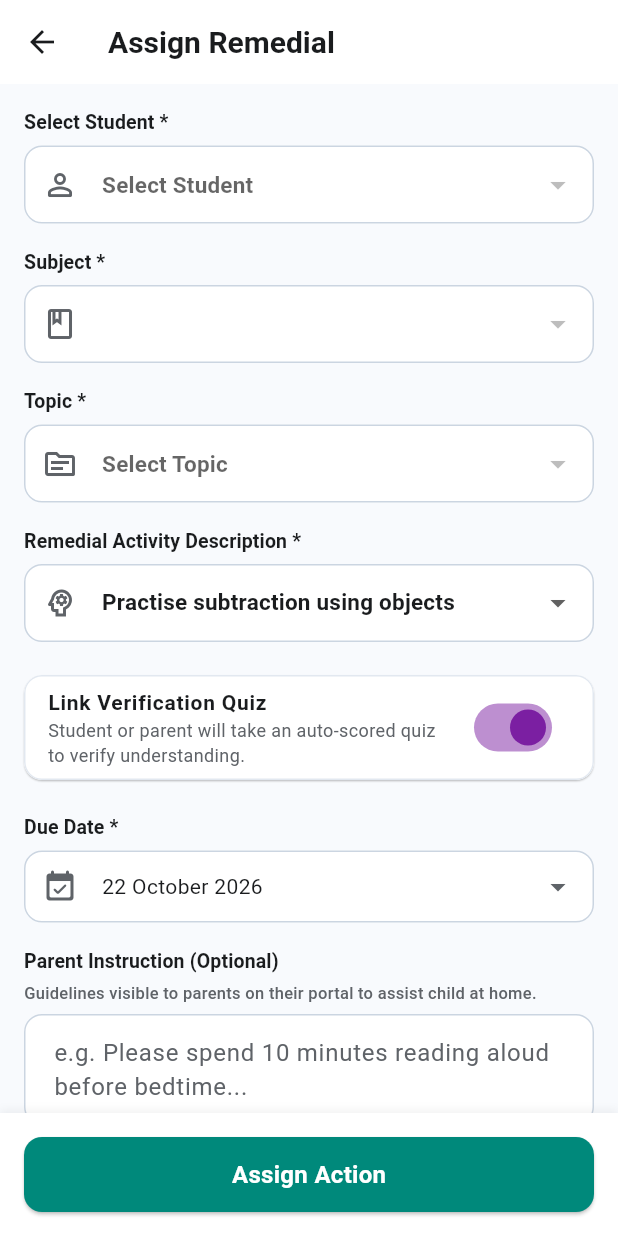
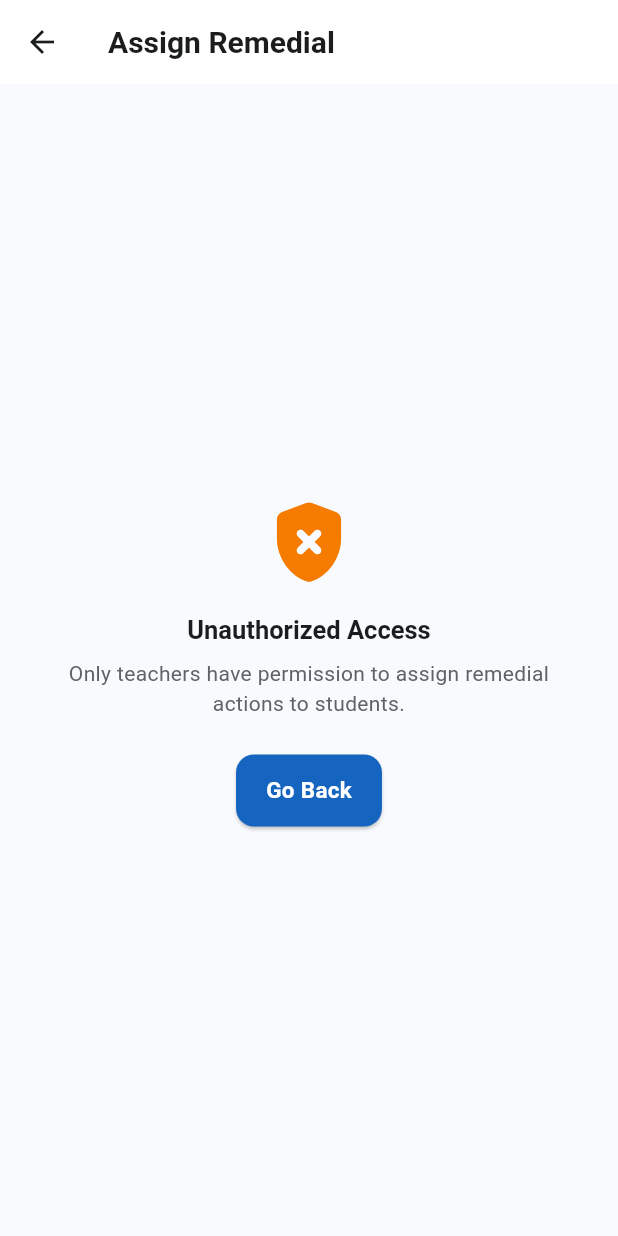
Before and after one commit to kananishubham16/app, a Flutter app: the AssignRemedialScreen screen opened by its route, on a phone screen of 412 x 824 dp. Run offline on Flutter 3.47's test engine with Material 3 defaults, Android fonts, the phone set to English and light mode, and no system bars; our stand-ins replace shared_preferences; accounts and stored records are empty.

Commit message:
fix(permissions): strictly restrict remedial assignment and quizzes to teachers only

```diff
--- a/lib/screens/remedial/assign_remedial_screen.dart
+++ b/lib/screens/remedial/assign_remedial_screen.dart
@@ -284,6 +284,45 @@ class _AssignRemedialScreenState extends State<AssignRemedialScreen> {
     final isGu = Localizations.localeOf(context).languageCode == 'gu';
     final l10n = AppLocalizations.of(context);
 
+    if (!isTeacher) {
+      return Scaffold(
+        appBar: AppBar(
+          title: Text(
+            l10n?.assignRemedial ?? (isGu ? 'ઉપચારાત્મક કાર્ય સોંપો' : 'Assign Remedial Action'),
+          ),
+        ),
+        body: Center(
+          child: Padding(
+            padding: const EdgeInsets.all(24.0),
+            child: Column(
+              mainAxisAlignment: MainAxisAlignment.center,
+              children: [
+                Icon(Icons.gpp_bad_rounded, size: 64, color: Colors.orange.shade700),
+                const SizedBox(height: 16),
+                Text(
+                  isGu ? 'અનધિકૃત ઍક્સેસ' : 'Unauthorized Access',
+                  style: theme.textTheme.titleLarge?.copyWith(fontWeight: FontWeight.bold),
+                ),
+                const SizedBox(height: 8),
+                Text(
+                  isGu
+                      ? 'માત્ર શિક્ષકો જ વિદ્યાર્થીઓ માટે ઉપચારાત્મક કાર્યો સોંપી શકે છે.'
+                      : 'Only teachers have permission to assign remedial actions to students.',
+                  textAlign: TextAlign.center,
+                  style: const TextStyle(color: AppColors.textSecondary),
+                ),
+                const SizedBox(height: 24),
+                ElevatedButton(
+                  onPressed: () => Navigator.pop(context),
+                  child: Text(isGu ? 'પાછા જાઓ' : 'Go Back'),
+                ),
+              ],
+            ),
+          ),
+        ),
+      );
+    }
+
     return Scaffold(
       appBar: AppBar(
         title: Text(
@@ -291,6 +330,7 @@ class _AssignRemedialScreenState extends State<AssignRemedialScreen> {
               (isGu ? 'ઉપચારાત્મક કાર્ય સોંપો' : 'Assign Remedial Action'),
         ),
       ),
+
       bottomNavigationBar: Container(
         padding: const EdgeInsets.all(16.0),
         decoration: BoxDecoration(
--- a/lib/screens/subjects/subject_detail_screen.dart
+++ b/lib/screens/subjects/subject_detail_screen.dart
@@ -739,8 +739,10 @@ class _SubjectDetailScreenState extends State<SubjectDetailScreen> {
     List<RemedialAction> remedials,
   ) {
     final theme = Theme.of(context);
+    final user = context.watch<AuthProvider>().currentUser;
 
     return Column(
+
       crossAxisAlignment: CrossAxisAlignment.start,
       children: [
         Row(
@@ -755,6 +757,7 @@ class _SubjectDetailScreenState extends State<SubjectDetailScreen> {
                 overflow: TextOverflow.ellipsis,
               ),
             ),
+            if (user?.role == UserRole.teacher) ...[
               const SizedBox(width: 8),
               TextButton.icon(
                 icon: const Icon(Icons.add, size: 16),
@@ -768,7 +771,9 @@ class _SubjectDetailScreenState extends State<SubjectDetailScreen> {
                 },
               ),
             ],
+          ],
         ),
+
         const SizedBox(height: 6),
         if (remedials.isEmpty)
           Card(
```
Also changed, not shown: lib/screens/performance/performance_screen.dart (+9 -4 lines), lib/screens/students/student_detail_screen.dart (+1 -55 lines). Lines whose indentation alone changed are shown as unchanged.
